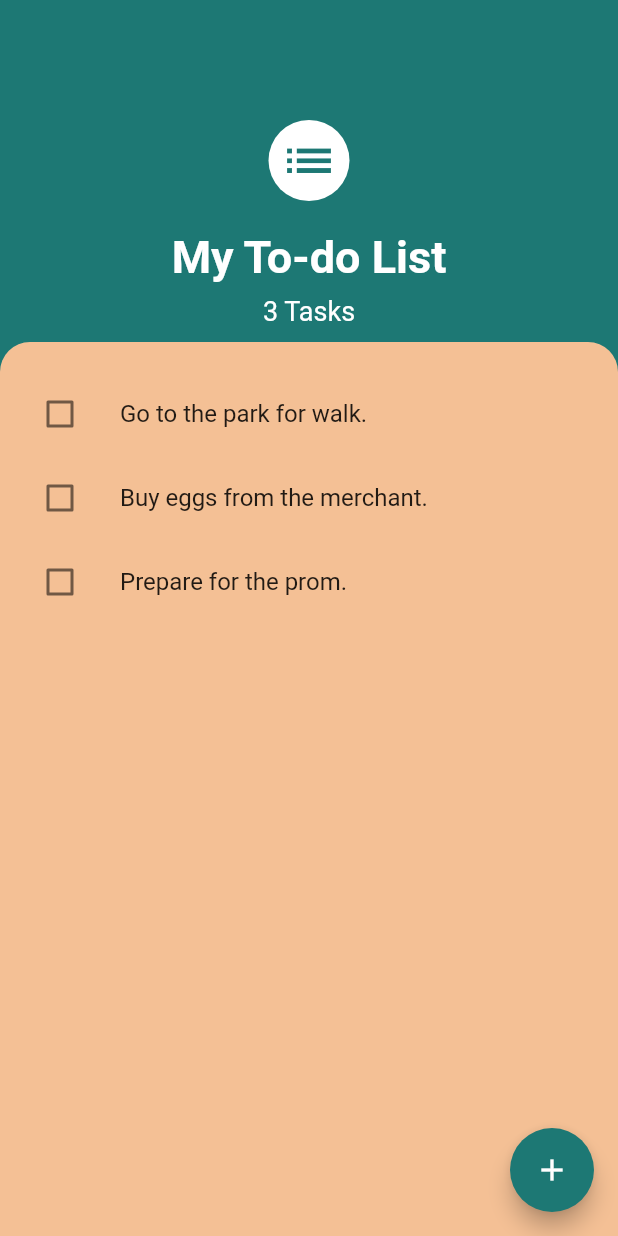
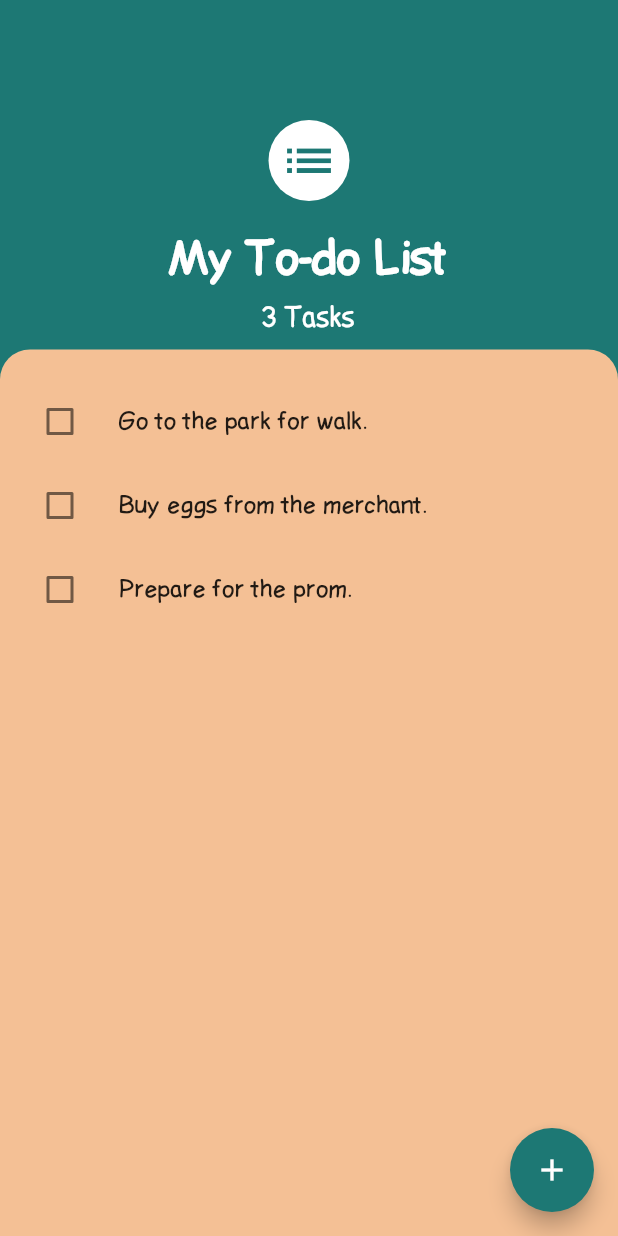
Before and after one commit to SinirliJapon/To-Do_List, a Flutter app: the screen it shows after launch, on a phone screen of 412 x 824 dp. Run offline on Flutter 3.47's test engine with Material 2 defaults, Android fonts, the phone set to English and light mode, and no system bars.

Commit message:
adding fonts; setting primary and secondary colors, changing UI

```diff
--- a/lib/main.dart
+++ b/lib/main.dart
@@ -16,6 +16,7 @@ class MyApp extends StatelessWidget {
       create: (BuildContext context) => TaskData(),
       child: MaterialApp(
         theme: ThemeData(
+          fontFamily: 'ComicSans',
           primaryColor: kPrimaryColor,
           scaffoldBackgroundColor: kTaskTileColor,
         ),
--- a/pubspec.yaml
+++ b/pubspec.yaml
@@ -18,5 +18,9 @@ dev_dependencies:
     sdk: flutter
 
 flutter:
+  fonts:
+    - family: ComicSans
+      fonts:
+        - asset: fonts/LDFComicSans.ttf
 
   uses-material-design: true
```
Also changed, not shown: fonts/LDFComicSans.ttf (added), fonts/LDFComicSansBold.ttf (added), fonts/LDFComicSansHairline.ttf (added), fonts/LDFComicSansLight.ttf (added).
